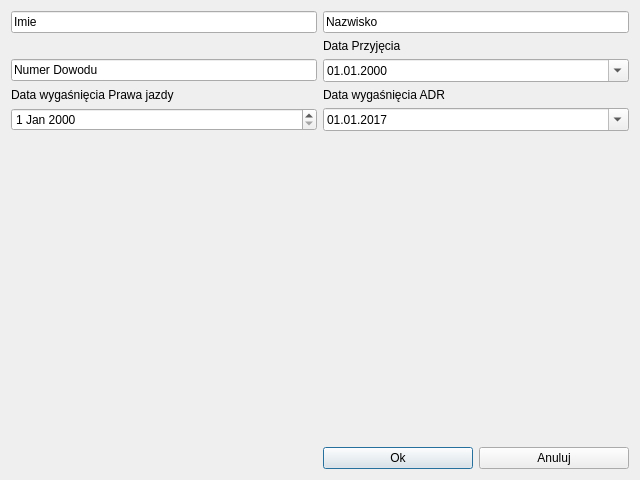
This is addkierowca.ui in JanSnieg/EwiData as Qt 5 draws it before an edit. The edited form follows.
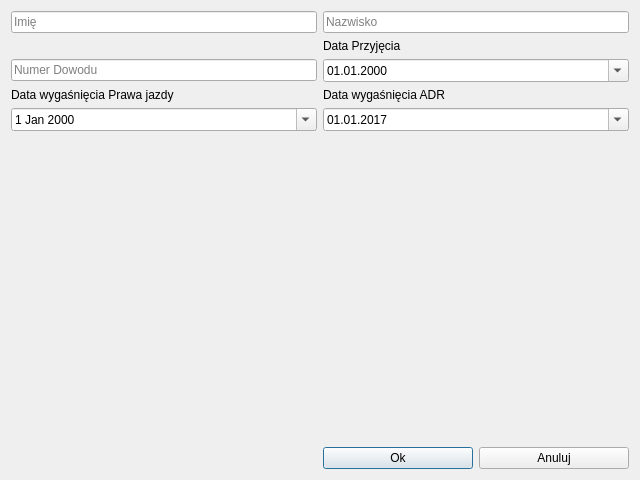
This is the edited form.

Diff of the .ui file:
```diff
--- a/addkierowca.ui
+++ b/addkierowca.ui
@@ -55,6 +55,9 @@
    <item row="1" column="1">
     <widget class="QLineEdit" name="lineEditNazwisko">
      <property name="text">
+      <string/>
+     </property>
+     <property name="placeholderText">
       <string>Nazwisko</string>
      </property>
     </widget>
@@ -62,7 +65,10 @@
    <item row="1" column="0">
     <widget class="QLineEdit" name="lineEditImie">
      <property name="text">
-      <string>Imie</string>
+      <string/>
+     </property>
+     <property name="placeholderText">
+      <string>Imię</string>
      </property>
     </widget>
    </item>
@@ -106,12 +112,19 @@
    <item row="3" column="0">
     <widget class="QLineEdit" name="lineEditNumerDowodu">
      <property name="text">
+      <string/>
+     </property>
+     <property name="placeholderText">
       <string>Numer Dowodu</string>
      </property>
     </widget>
    </item>
    <item row="6" column="0">
-    <widget class="QDateEdit" name="dateEditPrawoJazdy"/>
+    <widget class="QDateEdit" name="dateEditPrawoJazdy">
+     <property name="calendarPopup">
+      <bool>true</bool>
+     </property>
+    </widget>
    </item>
    <item row="5" column="0">
     <widget class="QLabel" name="label">
```
Left out of the diff: 10 changed lines with no effect on the pictures.
